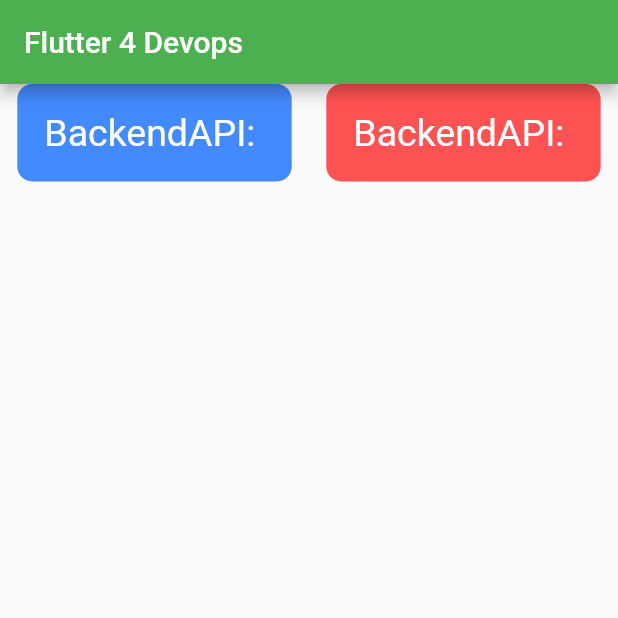
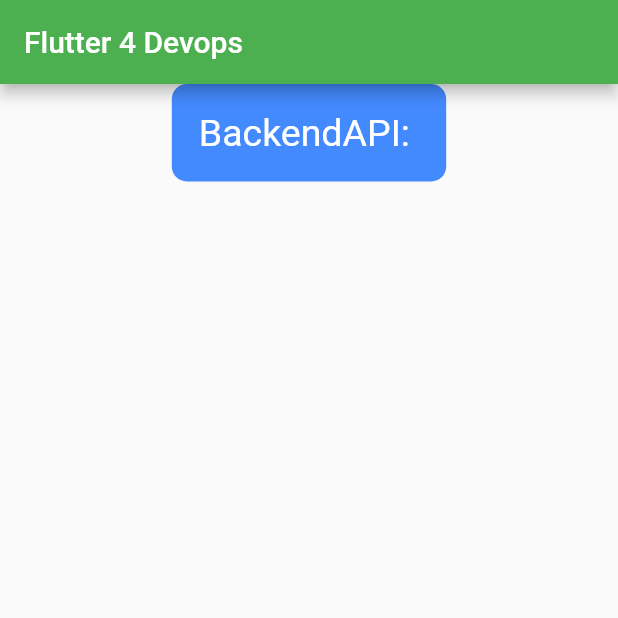
Before and after one commit to mklarsen/flutter4cicd, a Flutter app: the screen it shows after launch, on a phone screen of 412 x 824 dp, the top half of it. Run offline on Flutter 3.47's test engine with Material 2 defaults, Android fonts, the phone set to English and light mode, and no system bars.

Commit message:
Updated ReadME and nginx.conf

```diff
--- a/lib/main.dart
+++ b/lib/main.dart
@@ -30,8 +30,6 @@
 class _MyHomePageState extends State<MyHomePage> {
 
   static const String backEndApiUrl = String.fromEnvironment("BACKEND_APIURL");
-  static const String backEndApiKey = String.fromEnvironment("BACKEND_APIKEY");
-
 
   @override
   Widget build(BuildContext context) {
@@ -53,18 +51,6 @@
                 style: TextStyle(color: Colors.white, fontSize: 25),
               ),
             ),
-          ),
-          Container(
-            decoration: BoxDecoration(
-                borderRadius: BorderRadius.circular(10),
-                color: Colors.redAccent),
-            child: const Padding(
-              padding: EdgeInsets.all(18.0),
-              child: Text(
-                "BackendAPI: " + backEndApiKey,
-                style: TextStyle(color: Colors.white, fontSize: 25),
-              ),
-            ),
           )
         ],
       ),
```
Also changed, not shown: 3 other files.
